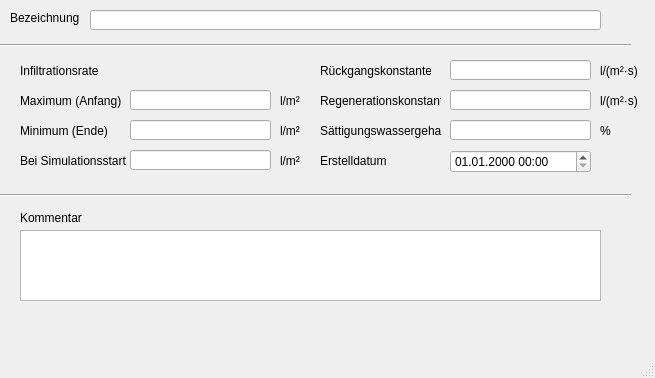
Above: qkan/forms/qkan_bodenklassen.ui from hoettges/QKan before the change. Below: the same form after it.
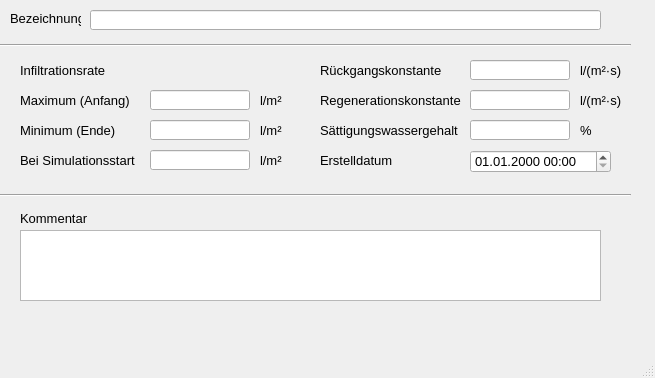
That is the form after the change. Custom widgets are drawn as their Qt base class.

Diff of the .ui file:
```diff
--- a/qkan/forms/qkan_bodenklassen.ui
+++ b/qkan/forms/qkan_bodenklassen.ui
@@ -16,6 +16,7 @@
   <property name="font">
    <font>
     <family>Tahoma</family>
+    <pointsize>10</pointsize>
    </font>
   </property>
   <property name="windowTitle">
@@ -27,7 +28,7 @@
      <rect>
       <x>320</x>
       <y>60</y>
-      <width>111</width>
+      <width>140</width>
       <height>21</height>
      </rect>
     </property>
@@ -77,9 +78,9 @@
    <widget class="QLabel" name="label_11">
     <property name="geometry">
      <rect>
-      <x>280</x>
+      <x>260</x>
       <y>120</y>
-      <width>21</width>
+      <width>30</width>
       <height>21</height>
      </rect>
     </property>
@@ -103,9 +104,9 @@
    <widget class="QLabel" name="label_8">
     <property name="geometry">
      <rect>
-      <x>280</x>
+      <x>260</x>
       <y>150</y>
-      <width>21</width>
+      <width>30</width>
       <height>21</height>
      </rect>
     </property>
@@ -118,7 +119,7 @@
      <rect>
       <x>320</x>
       <y>150</y>
-      <width>71</width>
+      <width>100</width>
       <height>21</height>
      </rect>
     </property>
@@ -155,9 +156,9 @@
    <widget class="QLabel" name="label_10">
     <property name="geometry">
      <rect>
-      <x>280</x>
+      <x>260</x>
       <y>90</y>
-      <width>21</width>
+      <width>30</width>
       <height>21</height>
      </rect>
     </property>
@@ -183,7 +184,7 @@
      <rect>
       <x>320</x>
       <y>90</y>
-      <width>121</width>
+      <width>150</width>
       <height>21</height>
      </rect>
     </property>
@@ -194,9 +195,9 @@
    <widget class="QLabel" name="label_12">
     <property name="geometry">
      <rect>
-      <x>600</x>
+      <x>580</x>
       <y>90</y>
-      <width>41</width>
+      <width>60</width>
       <height>21</height>
      </rect>
     </property>
@@ -207,9 +208,9 @@
    <widget class="QLabel" name="label_9">
     <property name="geometry">
      <rect>
-      <x>600</x>
+      <x>580</x>
       <y>60</y>
-      <width>41</width>
+      <width>60</width>
       <height>21</height>
      </rect>
     </property>
@@ -220,7 +221,7 @@
    <widget class="QLabel" name="label_13">
     <property name="geometry">
      <rect>
-      <x>600</x>
+      <x>580</x>
       <y>120</y>
       <width>41</width>
       <height>21</height>
@@ -235,7 +236,7 @@
      <rect>
       <x>320</x>
       <y>120</y>
-      <width>121</width>
+      <width>150</width>
       <height>21</height>
      </rect>
     </property>
@@ -256,9 +257,9 @@
    <widget class="QLineEdit" name="infiltrationsrateanfang">
     <property name="geometry">
      <rect>
-      <x>130</x>
+      <x>150</x>
       <y>90</y>
-      <width>141</width>
+      <width>100</width>
       <height>20</height>
      </rect>
     </property>
@@ -266,9 +267,9 @@
    <widget class="QLineEdit" name="infiltrationsrateende">
     <property name="geometry">
      <rect>
-      <x>130</x>
+      <x>150</x>
       <y>120</y>
-      <width>141</width>
+      <width>100</width>
       <height>20</height>
      </rect>
     </property>
@@ -276,9 +277,9 @@
    <widget class="QLineEdit" name="infiltrationsratestart">
     <property name="geometry">
      <rect>
-      <x>130</x>
+      <x>150</x>
       <y>150</y>
-      <width>141</width>
+      <width>100</width>
       <height>20</height>
      </rect>
     </property>
@@ -286,9 +287,9 @@
    <widget class="QLineEdit" name="rueckgangskonstante">
     <property name="geometry">
      <rect>
-      <x>450</x>
+      <x>470</x>
       <y>60</y>
-      <width>141</width>
+      <width>100</width>
       <height>20</height>
      </rect>
     </property>
@@ -296,9 +297,9 @@
    <widget class="QLineEdit" name="regenerationskonstante">
     <property name="geometry">
      <rect>
-      <x>450</x>
+      <x>470</x>
       <y>90</y>
-      <width>141</width>
+      <width>100</width>
       <height>20</height>
      </rect>
     </property>
@@ -306,9 +307,9 @@
    <widget class="QLineEdit" name="saettigungswassergehalt">
     <property name="geometry">
      <rect>
-      <x>450</x>
+      <x>470</x>
       <y>120</y>
-      <width>141</width>
+      <width>100</width>
       <height>20</height>
      </rect>
     </property>
@@ -339,7 +340,7 @@
    <widget class="QgsDateTimeEdit" name="createdat">
     <property name="geometry">
      <rect>
-      <x>450</x>
+      <x>470</x>
       <y>150</y>
       <width>141</width>
       <height>23</height>
```
Left out of the diff: 2 changed lines with no effect on the pictures.
